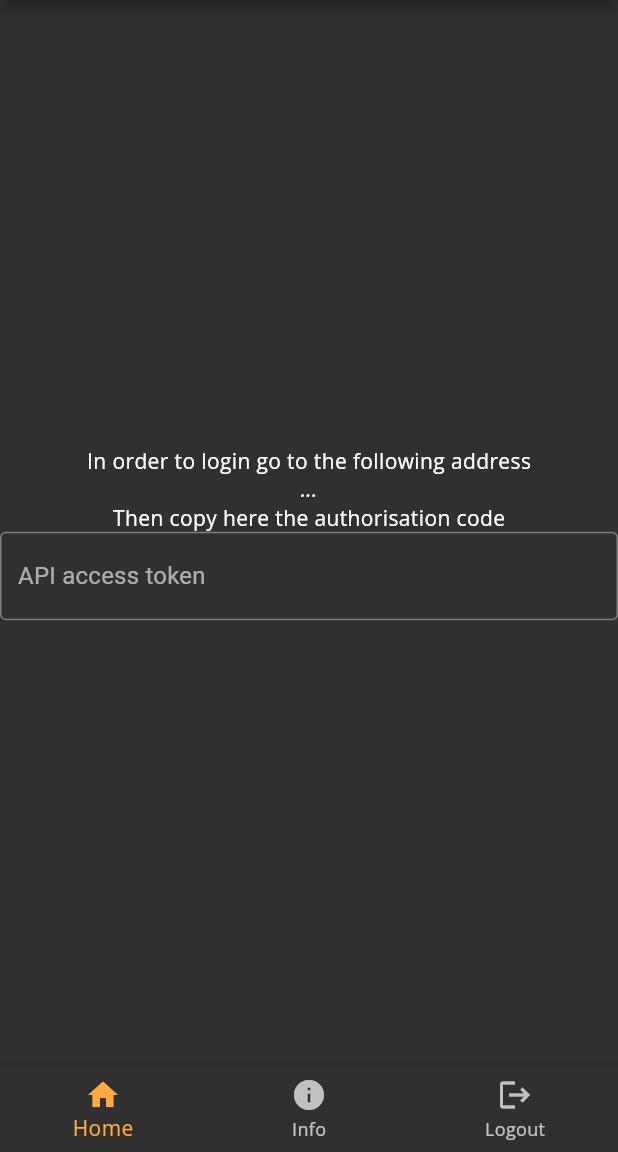
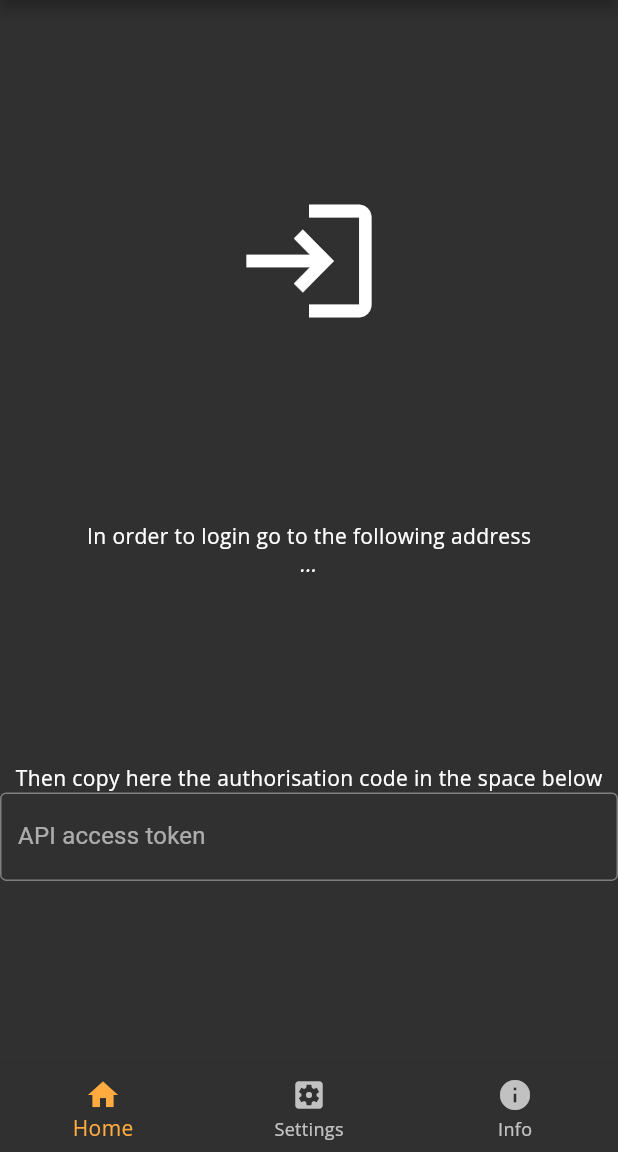
Before and after one commit to fvalle1/zotviewer, a Flutter app: the screen it shows after launch, on a phone screen of 412 x 824 dp, the part 84-1236 px from its top. Run offline on Flutter 3.47's test engine with Material 2 defaults, Android fonts, the phone set to English and light mode, and no system bars; our stand-ins replace google_fonts; missing offline and left inert: oauth1; accounts and stored records are empty; Roboto replaces fonts that are missing (Ubuntu, ubuntu).

Commit message:
add new panels and improve logout

```diff
--- a/lib/auth/AuthPage.dart
+++ b/lib/auth/AuthPage.dart
@@ -3,7 +3,6 @@ import 'package:zotero_app/auth/authentication.dart';
 import 'package:zotero_app/main.dart';
 
 class AuthPage extends StatelessWidget {
-
   @override
   Widget build(BuildContext context) {
     var authUrl = getAuthUrl();
@@ -11,6 +10,9 @@ class AuthPage extends StatelessWidget {
         body: Column(
       mainAxisAlignment: MainAxisAlignment.center,
       children: [
+        Spacer(flex: 1),
+        Icon(Icons.login, size: 100),
+        Spacer(flex: 1),
         Text("In order to login go to the following address"),
         GestureDetector(
           onTap: authorize,
@@ -20,25 +22,29 @@ class AuthPage extends StatelessWidget {
                 if (snapshot.hasError) print(snapshot.error);
                 if (snapshot.hasData) {
                   return Text(snapshot.data.toString(),
-                      style: TextStyle(fontStyle: FontStyle.italic));
+                      style: TextStyle(fontStyle: FontStyle.italic),
+                      textAlign: TextAlign.center);
                 } else {
                   return Text("...",
-                      style: TextStyle(fontStyle: FontStyle.italic));
+                      style: TextStyle(fontStyle: FontStyle.italic),
+                      textAlign: TextAlign.center);
                 }
               }),
         ),
-        Text("Then copy here the authorisation code"),
+        Spacer(flex: 1),
+        Text("Then copy here the authorisation code in the space below"),
         TextField(
           onSubmitted: (String token) {
-            login(token);
-            Navigator.pushReplacement(context, MaterialPageRoute(builder: (context) => MyHomePage()));
+            login(token).then((val) => Navigator.pushReplacement(context,
+                MaterialPageRoute(builder: (context) => MyHomePage())));
           },
           obscureText: false,
           decoration: InputDecoration(
             border: OutlineInputBorder(),
             labelText: 'API access token',
           ),
-        )
+        ),
+        Spacer(flex: 1),
       ],
     ));
   }
--- a/lib/main.dart
+++ b/lib/main.dart
@@ -2,6 +2,7 @@ import 'package:flutter/material.dart';
 import 'package:zotero_app/collections/CollectionsPage.dart';
 import 'package:zotero_app/auth/AuthPage.dart';
 import 'package:zotero_app/pages/InfoPage.dart';
+import 'package:zotero_app/pages/SettingsPage.dart';
 import 'package:zotero_app/theme/MyTheme.dart';
 
 import 'auth/authentication.dart';
@@ -41,13 +42,13 @@ class _MyHomePageState extends State<MyHomePage> {
     });
   }
 
-  Widget _getBody(int index) {
+  Future<Widget> _getBody(int index) async {
     switch (index) {
       case 0:
+        await lookForCredentials();
         return isLoggedIn() ? CollectionPage() : AuthPage();
       case 1:
-        clearCredentials(); //logOut
-        return AuthPage();
+        return SettingsPage();
       case 2:
         return InfoPage();
       default:
@@ -67,12 +68,12 @@ class _MyHomePageState extends State<MyHomePage> {
         appBar: AppBar(
           title: Text(widget.title ?? "ZotViewer"),
         ),
-        body: FutureBuilder<bool>(
-            future: credetialsChecked,
+        body: FutureBuilder<Widget>(
+            future: _getBody(_selectedIndex),
             builder: (context, snapshot) {
               if (snapshot.hasError) print(snapshot.error);
               if (snapshot.hasData) {
-                return _getBody(_selectedIndex);
+                return snapshot.data!;
               } else {
                 return Text("Loading...",
                     style: TextStyle(fontWeight: FontWeight.bold));
@@ -85,12 +86,12 @@ class _MyHomePageState extends State<MyHomePage> {
               label: 'Home',
             ),
             BottomNavigationBarItem(
+              icon: Icon(Icons.settings_applications),
+              label: 'Settings',
+            ),
+            BottomNavigationBarItem(
               icon: Icon(Icons.info),
               label: 'Info',
-            ),
-            BottomNavigationBarItem(
-              icon: Icon(Icons.logout),
-              label: 'Logout',
             )
           ],
           currentIndex: _selectedIndex,
--- a/pubspec.yaml
+++ b/pubspec.yaml
@@ -15,7 +15,7 @@ publish_to: 'none' # Remove this line if you wish to publish to pub.dev
 # In iOS, build-name is used as CFBundleShortVersionString while build-number used as CFBundleVersion.
 # Read more about iOS versioning at
 # https://developer.apple.com/library/archive/documentation/General/Reference/InfoPlistKeyReference/Articles/CoreFoundationKeys.html
-version: 1.0.0+1
+version: 1.1.0+1
 
 environment:
   sdk: '>=2.12.0 <3.0.0'
@@ -34,6 +34,7 @@ dependencies:
   http: ^0.13.1
   url_launcher: ^6.0.3
   google_fonts: ^2.0.0
+  # package_info: ^0.4.0+16
 
 dev_dependencies:
   flutter_test:
```
Also changed, not shown: lib/auth/authentication.dart (+3 -9 lines), lib/pages/InfoPage.dart (+41 -9 lines), lib/pages/SettingsPage.dart (added, +28 -0 lines).
